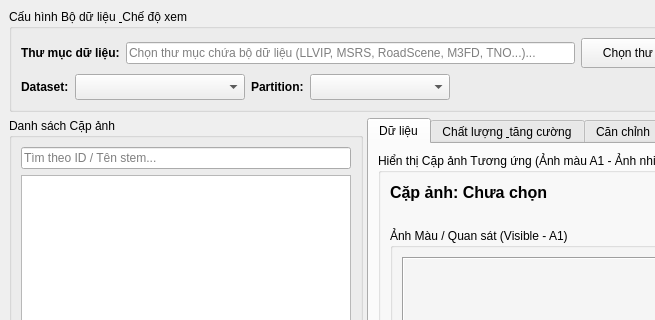
First picture: the form in mainwindow.ui, repository CinnaPea/2026-fusion-research, before the edit; both pictures show x 0 to 655 and y 0 to 320 of the 1220 by 780 pixel window.
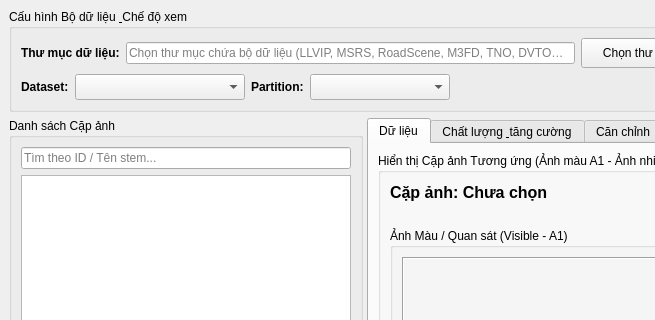
Second picture: the form after the edit. Custom widgets are drawn as their Qt base class.

Commit message: ui: advertise DVTOD dataset support

What changed in the file:
```diff
--- a/mainwindow.ui
+++ b/mainwindow.ui
@@ -44,7 +44,7 @@
          <item>
           <widget class="QLineEdit" name="txtDatasetDir">
            <property name="placeholderText">
-            <string>Chọn thư mục chứa bộ dữ liệu (LLVIP, MSRS, RoadScene, M3FD, TNO...)...</string>
+            <string>Chọn thư mục chứa bộ dữ liệu (LLVIP, MSRS, RoadScene, M3FD, TNO, DVTOD...)...</string>
            </property>
           </widget>
          </item>
```
